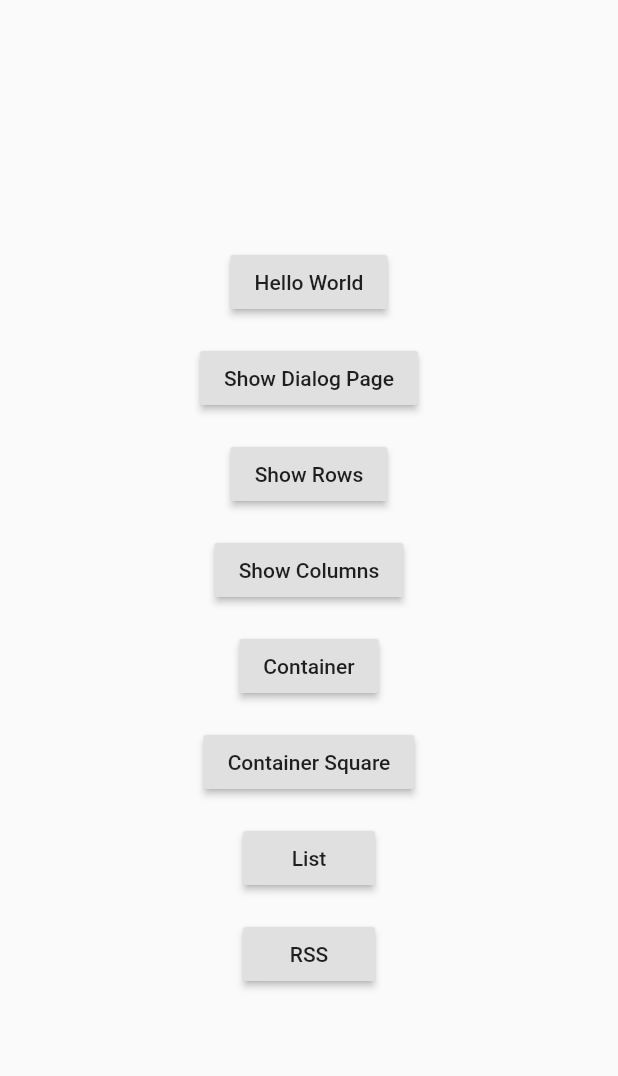
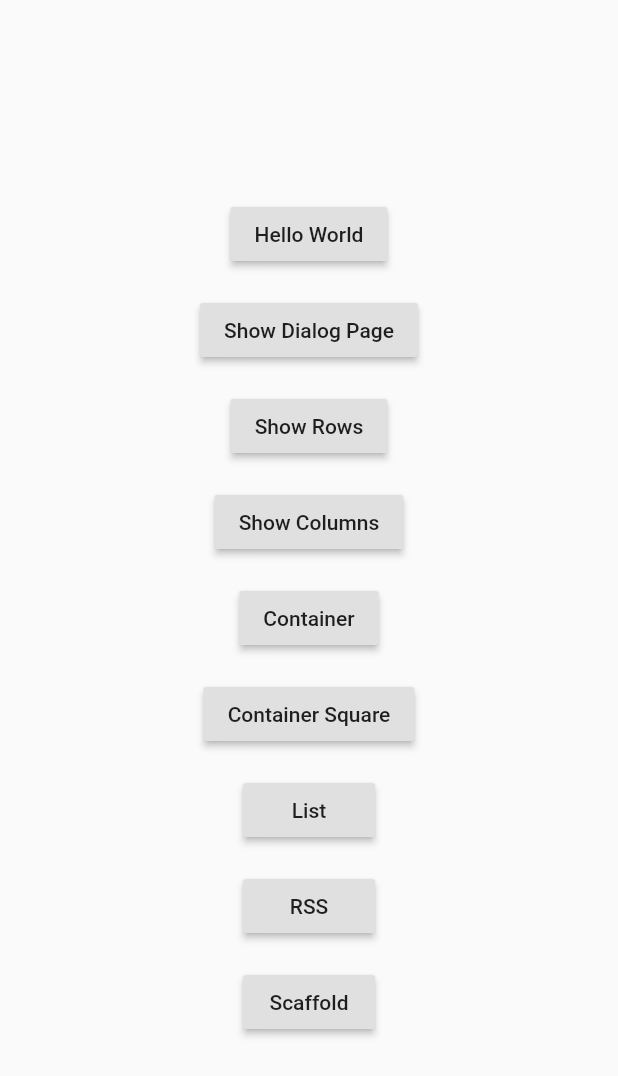
Before and after one commit to dodyg/practical-flutter, a Flutter app: the screen it shows after launch, on a phone screen of 412 x 824 dp. Shown: the top 1076 px of the screen. Run offline on Flutter 3.47's test engine with Material 2 defaults, Android fonts, the phone set to English and light mode, and no system bars; missing offline and left inert: feedparser.

Commit message:
Add sample for scaffold

```diff
--- a/projects/ui/lib/main.dart
+++ b/projects/ui/lib/main.dart
@@ -5,6 +5,7 @@ import 'pages/row_page.dart';
 import 'pages/column_page.dart';
 import 'pages/container_page.dart';
 import 'pages/list_page.dart';
+import 'pages/scaffold_page.dart';
 import 'apps/rss_app.dart';
 
 const Inset = 8.0;
@@ -38,7 +39,8 @@ class HomeScreen extends StatelessWidget {
             navigateTo(context, "Container", "/layouts/containers/simple"),
             navigateTo(context, "Container Square", "/layouts/containers/square"),
             navigateTo(context, "List", "/layouts/list/simple"),
-            navigateTo(context, "RSS", "/apps/rss")
+            navigateTo(context, "RSS", "/apps/rss"),
+            navigateTo(context, "Scaffold", "/layouts/scaffold/simple")
           ]),
     );
   }
@@ -52,6 +54,7 @@ var x = new MaterialApp(home: new HomeScreen(), routes: <String, WidgetBuilder>{
   '/layouts/containers/simple': (context) => new ContainerPage(),
   '/layouts/containers/square' : (context) => new ContainerSquare(),
   '/layouts/list/simple' : (context) => new ListPage(),
+  '/layouts/scaffold/simple' : (context) => new ScaffoldPage(),
   '/apps/rss' : (context) => new RssApp()
 });
 
```
Also changed, not shown: projects/ui/lib/pages/scaffold_page.dart (added, +24 -0 lines).
